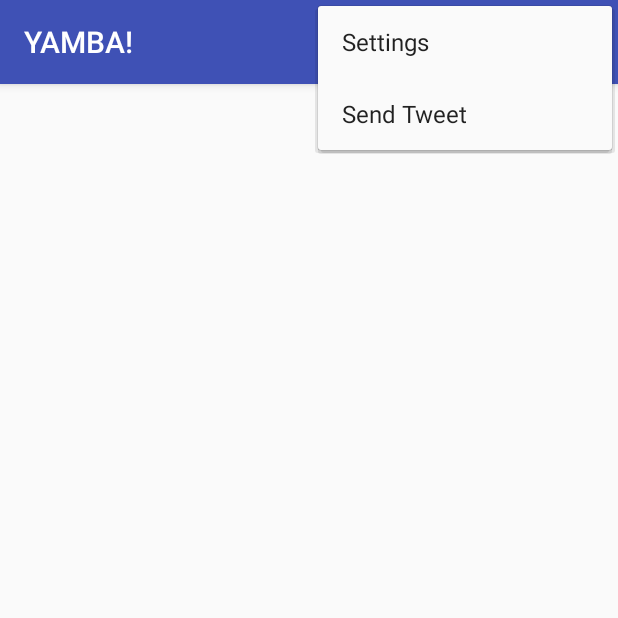
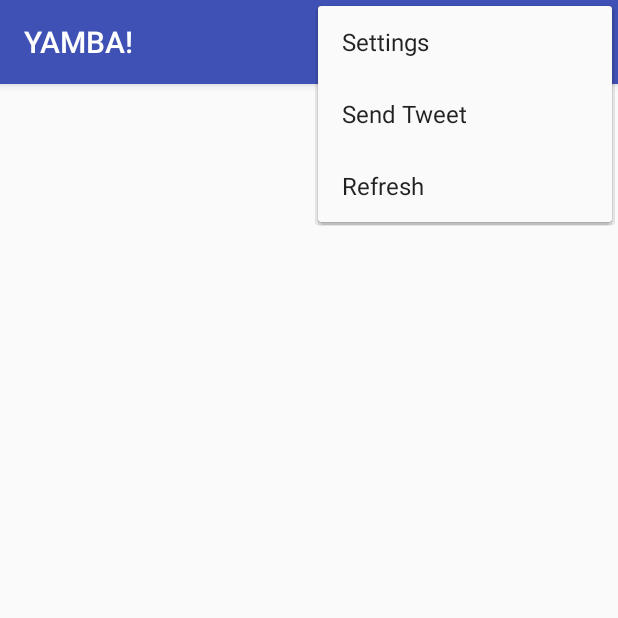
Before and after one commit to greenskye/Yamba, an Android app: the screen it shows after launch (MainActivity), with the options menu open, on a phone screen of 412 x 824 dp, the top half of it. Run offline under Robolectric (Android 15) with nearby library versions, the phone set to English and light mode, and no system bars.

Commit message:
Add refresh menu option and pull last 20 posts to logcat

```diff
--- a/app/src/main/java/com/brandon/yamba/MainActivity.java
+++ b/app/src/main/java/com/brandon/yamba/MainActivity.java
@@ -44,6 +44,9 @@ public class MainActivity extends AppCompatActivity {
             case R.id.mi_action_tweet:
                 startActivity(new Intent(this, StatusActivity.class));
                 return true;
+            case R.id.mi_action_refresh:
+                startService(new Intent(this, RefreshService.class));
+                return true;
             default:
                 return super.onOptionsItemSelected(item);
         }
--- a/app/src/main/res/menu/main.xml
+++ b/app/src/main/res/menu/main.xml
@@ -11,4 +11,8 @@
         android:title="@string/mi_action_tweet"
     />
 
+    <item
+        android:id="@+id/mi_action_refresh"
+        android:title="@string/mi_action_refresh"/>
+
 </menu>
--- a/app/src/main/res/values/strings.xml
+++ b/app/src/main/res/values/strings.xml
@@ -72,4 +72,5 @@
     <string name="title_activity_main">YAMBA!</string>
     <string name="mi_action_settings">Settings</string>
     <string name="mi_action_tweet">Send Tweet</string>
+    <string name="mi_action_refresh">Refresh</string>
 </resources>
```
Also changed, not shown: app/src/main/java/com/brandon/yamba/RefreshService.java (+38 -0 lines).
